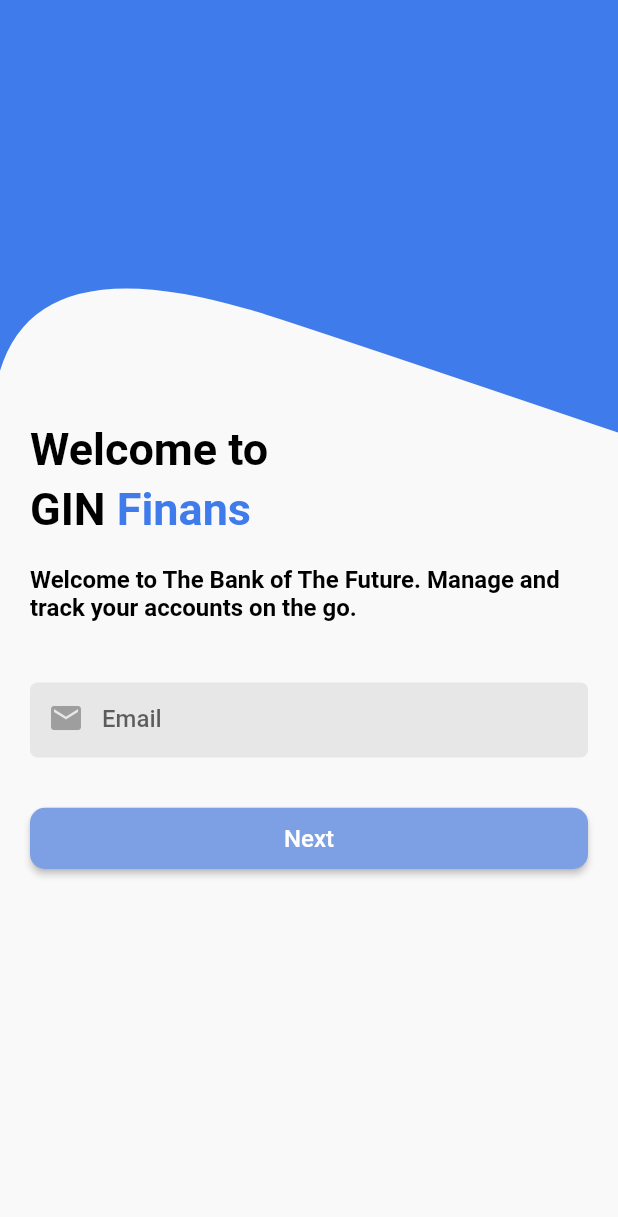
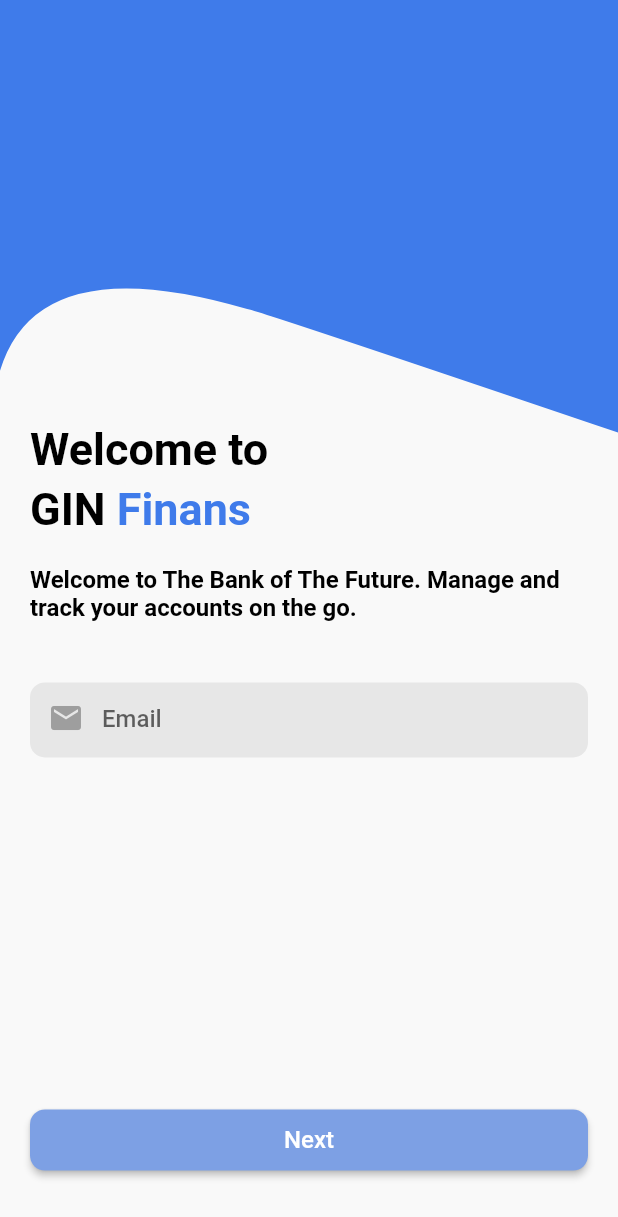
Before and after one commit to evanezent/Exploring-The-Forest, a Flutter app: the screen it shows after launch, on a phone screen of 412 x 824 dp. Shown: the top 1217 px of the screen. Run offline on Flutter 3.47's test engine with Material 2 defaults, Android fonts, the phone set to English and light mode, and no system bars.

Commit message:
add button condition

```diff
--- a/lib/ui/screens/welcome_screen.dart
+++ b/lib/ui/screens/welcome_screen.dart
@@ -32,9 +32,13 @@ class _WelcomScreenState extends State<WelcomScreen> {
                 top: size.height * 0.33,
                 child: Container(
                   width: size.width,
+                  height: size.height - size.height * 0.33,
                   padding:
                       const EdgeInsets.symmetric(vertical: 10, horizontal: 20),
                   child: Column(
+                    mainAxisAlignment: MainAxisAlignment.spaceBetween,
+                    children: [
+                      Column(
                         crossAxisAlignment: CrossAxisAlignment.start,
                         children: [
                           Text(
@@ -54,44 +58,54 @@ class _WelcomScreenState extends State<WelcomScreen> {
                             "Welcome to The Bank of The Future. Manage and track your accounts on the go.",
                             style: black_semi_16,
                           ),
-                      SizedBox(height: 40),
                           Container(
                             height: 50,
+                            margin: EdgeInsets.only(top: 40),
                             decoration: BoxDecoration(
                               color: Colors.grey.withOpacity(0.2),
-                          borderRadius: BorderRadius.circular(5.0),
+                              borderRadius: BorderRadius.circular(10),
                             ),
                             child: TextFormField(
                               controller: emailController,
+                              onChanged: (value) {
+                                setState(() {
+                                  _emailValidator = value.length != 0;
+                                });
+                              },
                               style: TextStyle(
-                              color: Colors.grey, fontWeight: FontWeight.w500),
+                                  color: Colors.grey,
+                                  fontWeight: FontWeight.w500),
                               decoration: InputDecoration(
                                   hintText: "Email",
                                   prefixIcon: Icon(
                                     Icons.email,
                                     color: Colors.grey,
                                   ),
-                              contentPadding:
-                                  EdgeInsets.only(bottom: 4, right: 8, left: 8),
+                                  contentPadding: EdgeInsets.only(
+                                      bottom: 4, right: 8, left: 8),
                                   focusedBorder: OutlineInputBorder(
-                                borderRadius: BorderRadius.circular(5.0),
-                                borderSide:
-                                    BorderSide(color: custom_blue, width: 1.0),
+                                    borderRadius: BorderRadius.circular(10),
+                                    borderSide: BorderSide(
+                                        color: custom_blue, width: 1.0),
                                   ),
                                   enabledBorder: OutlineInputBorder(
                                       borderSide: BorderSide.none)),
                             ),
                           ),
-                      SizedBox(height: 30),
-                      LongButton(
-                          bgColor: custom_blue_disable,
+                        ],
+                      ),
+                      Padding(
+                        padding: const EdgeInsets.only(bottom: 30),
+                        child: LongButton(
+                            bgColor: _emailValidator ? custom_blue: custom_blue_disable,
                             textColor: Colors.white,
                             loading: false,
                             width: size.width,
                             title: "Next",
                             onClick: () {
                               print("KLIK");
-                          })
+                            }),
+                      )
                     ],
                   ),
                 ))
```
Lines whose indentation alone changed are shown as unchanged.
